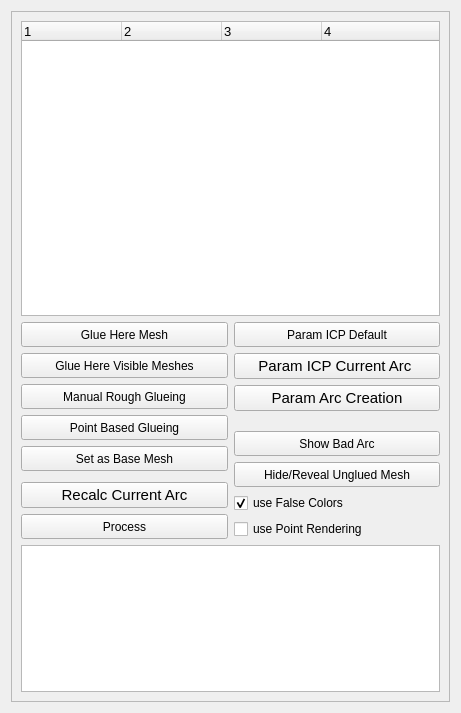
First picture: the form in src/meshlabplugins/edit_align/alignDialog.ui, repository cnr-isti-vclab/meshlab, before the edit.
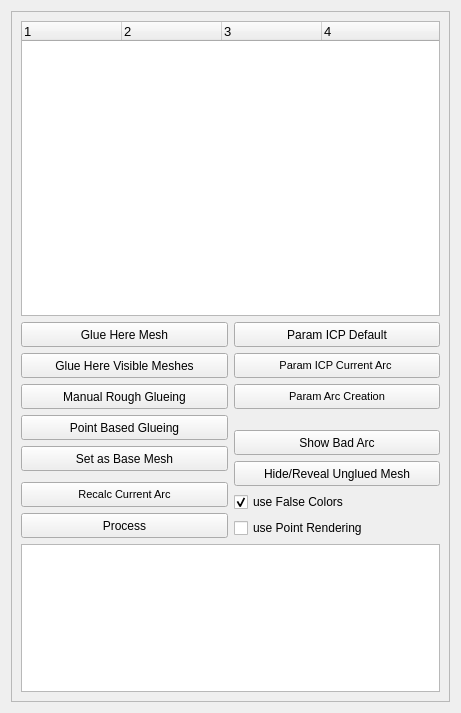
Second picture: the form after the edit.

Commit message: - font size inside the dialog buttons has been harmonized

The edit to the form file:
```diff
--- a/src/meshlabplugins/edit_align/alignDialog.ui
+++ b/src/meshlabplugins/edit_align/alignDialog.ui
@@ -195,7 +195,7 @@
             </property>
             <property name="font">
              <font>
-              <pointsize>11</pointsize>
+              <pointsize>8</pointsize>
              </font>
             </property>
             <property name="text">
@@ -255,7 +255,7 @@
             </property>
             <property name="font">
              <font>
-              <pointsize>11</pointsize>
+              <pointsize>8</pointsize>
              </font>
             </property>
             <property name="text">
@@ -279,7 +279,7 @@
             </property>
             <property name="font">
              <font>
-              <pointsize>11</pointsize>
+              <pointsize>8</pointsize>
               <weight>50</weight>
               <bold>false</bold>
              </font>
```
